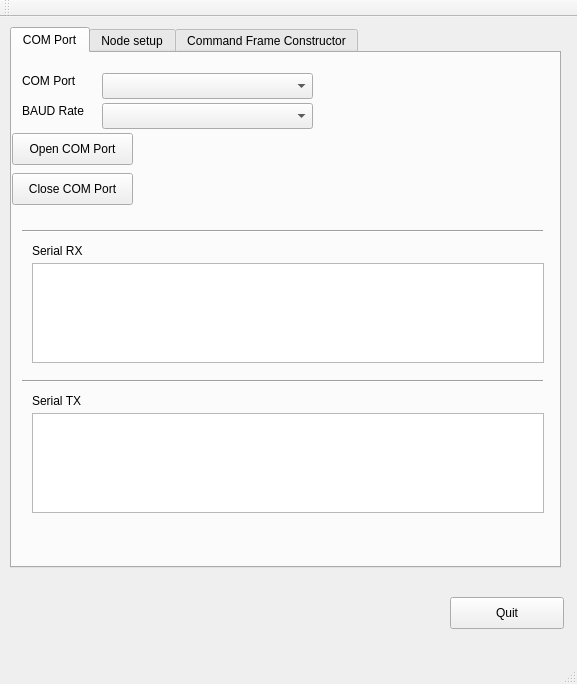
Qt form mainwindow.ui (not404/radioblock-python) before a commit.
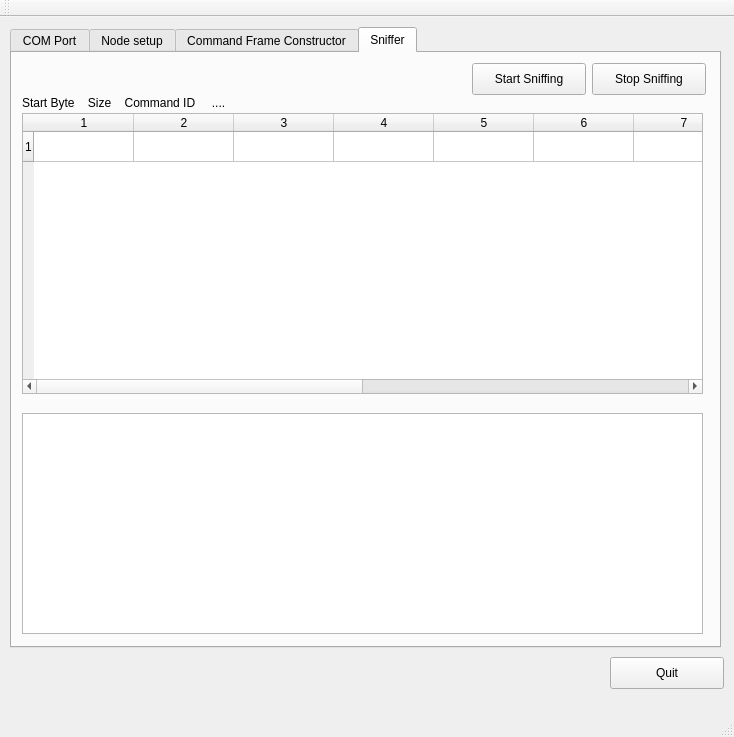
The same form after that commit. The open tabs and pages were chosen to show the change.

What changed in the file:
```diff
--- a/mainwindow.ui
+++ b/mainwindow.ui
@@ -6,8 +6,8 @@
    <rect>
     <x>0</x>
     <y>0</y>
-    <width>577</width>
-    <height>684</height>
+    <width>734</width>
+    <height>737</height>
    </rect>
   </property>
   <property name="windowTitle">
@@ -19,8 +19,8 @@
      <rect>
       <x>10</x>
       <y>10</y>
-      <width>551</width>
-      <height>541</height>
+      <width>711</width>
+      <height>621</height>
      </rect>
     </property>
     <property name="currentIndex">
@@ -909,12 +909,98 @@
       </property>
      </widget>
     </widget>
+    <widget class="QWidget" name="tab_4">
+     <attribute name="title">
+      <string>Sniffer</string>
+     </attribute>
+     <widget class="QTextEdit" name="textEditSniffer">
+      <property name="geometry">
+       <rect>
+        <x>10</x>
+        <y>360</y>
+        <width>681</width>
+        <height>221</height>
+       </rect>
+      </property>
+     </widget>
+     <widget class="QLabel" name="labelSniffer">
+      <property name="geometry">
+       <rect>
+        <x>10</x>
+        <y>40</y>
+        <width>681</width>
+        <height>20</height>
+       </rect>
+      </property>
+      <property name="text">
+       <string>Start Byte    Size    Command ID     ....</string>
+      </property>
+     </widget>
+     <widget class="QTableWidget" name="tableWidgetSniffer">
+      <property name="geometry">
+       <rect>
+        <x>10</x>
+        <y>60</y>
+        <width>681</width>
+        <height>281</height>
+       </rect>
+      </property>
+      <property name="rowCount">
+       <number>1</number>
+      </property>
+      <property name="columnCount">
+       <number>12</number>
+      </property>
+      <row/>
+      <column/>
+      <column/>
+      <column/>
+      <column/>
+      <column/>
+      <column/>
+      <column/>
+      <column/>
+      <column/>
+      <column/>
+      <column/>
+      <column/>
+     </widget>
+     <widget class="QPushButton" name="pushButtonStarSniffer">
+      <property name="geometry">
+       <rect>
+        <x>460</x>
+        <y>10</y>
+        <width>114</width>
+        <height>32</height>
+       </rect>
+      </property>
+      <property name="toolTip">
+       <string>Don't forget to select the channel in the Command Frame Constructor Tab!</string>
+      </property>
+      <property name="text">
+       <string>Start Sniffing</string>
+      </property>
+     </widget>
+     <widget class="QPushButton" name="pushButtonStopSniffer">
+      <property name="geometry">
+       <rect>
+        <x>580</x>
+        <y>10</y>
+        <width>114</width>
+        <height>32</height>
+       </rect>
+      </property>
+      <property name="text">
+       <string>Stop Sniffing</string>
+      </property>
+     </widget>
+    </widget>
    </widget>
    <widget class="QPushButton" name="pushButton_4">
     <property name="geometry">
      <rect>
-      <x>450</x>
-      <y>580</y>
+      <x>610</x>
+      <y>640</y>
       <width>114</width>
       <height>32</height>
      </rect>
```
Left out of the diff: 6 changed lines with no effect on the pictures.
